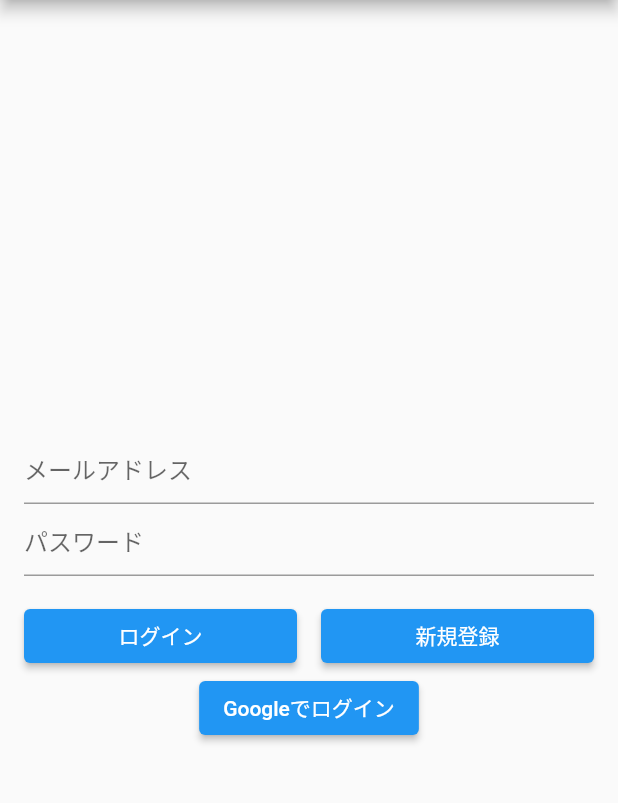
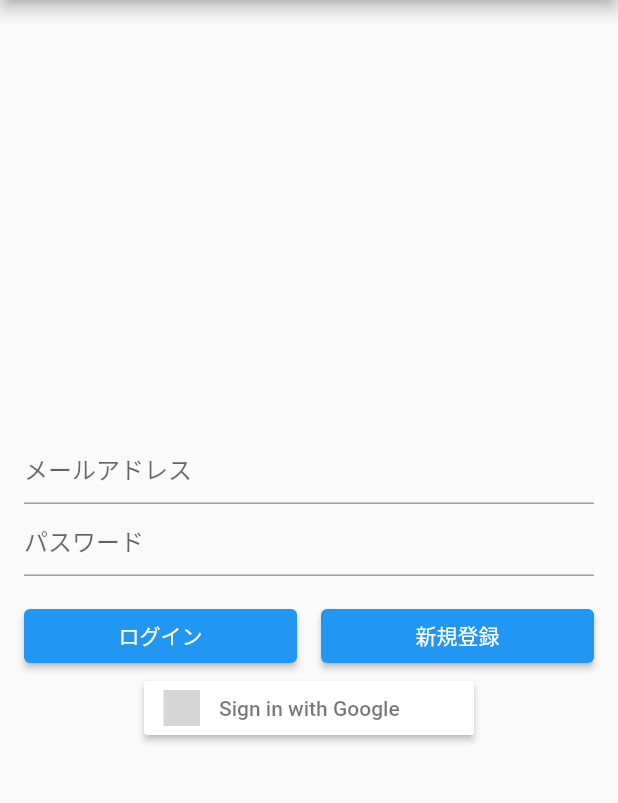
Before and after one commit to KobayashiYoh/flutter_learning, a Flutter app: the screen it shows after launch, on a phone screen of 412 x 824 dp, the part 84-887 px from its top. Run offline on Flutter 3.47's test engine with Material 2 defaults, Android fonts, the light colour scheme and no system bars; our stand-ins replace firebase_auth, firebase_core, flutter_dotenv, flutter_signin_button, google_sign_in, location and 4 more; accounts and stored records are empty; generated files the repository leaves out were written again; grey boxes are pictures that could not be loaded.

Commit message:
flutter_signin_buttonを用いてサインインボタンのUIを修正

```diff
--- a/firebase_authentication/lib/sign_in_page.dart
+++ b/firebase_authentication/lib/sign_in_page.dart
@@ -1,5 +1,7 @@
 import 'package:firebase_auth/firebase_auth.dart';
 import 'package:flutter/material.dart';
+import 'package:flutter_signin_button/button_list.dart';
+import 'package:flutter_signin_button/button_view.dart';
 import 'package:google_sign_in/google_sign_in.dart';
 
 class SignInPage extends StatefulWidget {
@@ -125,9 +127,10 @@ class _SignInPageState extends State<SignInPage> {
                   ),
                 ],
               ),
-              ElevatedButton(
+              // yokobayashi2001@gmail.com
+              SignInButton(
+                Buttons.Google,
                 onPressed: signInWithGoogle,
-                child: const Text('Googleでログイン'),
               ),
             ],
           ),
--- a/firebase_authentication/pubspec.yaml
+++ b/firebase_authentication/pubspec.yaml
@@ -39,6 +39,7 @@ dependencies:
   firebase_core: ^2.13.0
   firebase_auth: ^4.6.1
   google_sign_in: ^6.1.1
+  flutter_signin_button: ^2.0.0
 
 dev_dependencies:
   flutter_test:
```
